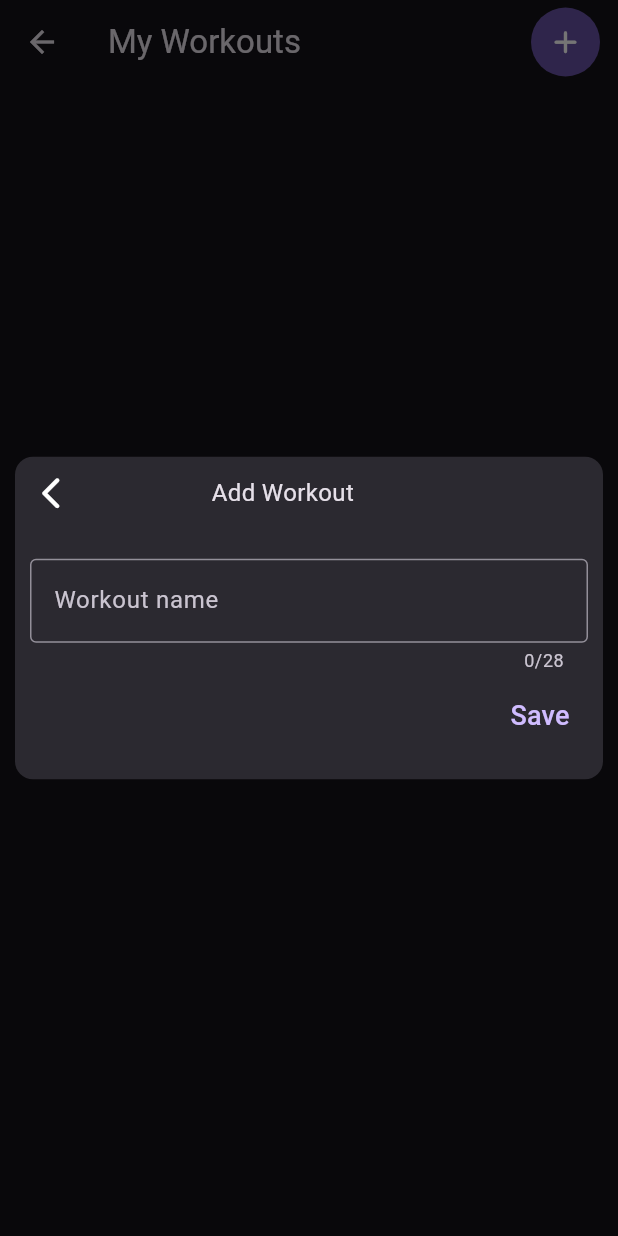
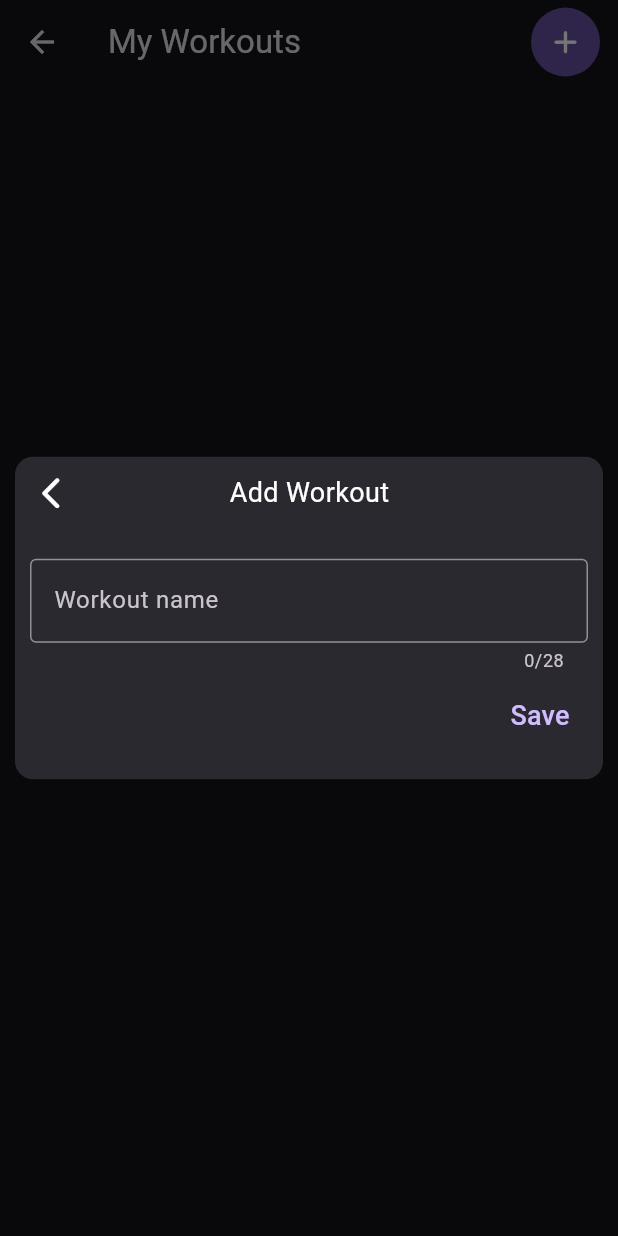
Before and after one commit to BrandonGatewood/LightWeight, a Flutter app: the Workouts screen opened directly, after a tap on the "add" icon, on a phone screen of 412 x 824 dp. Run offline on Flutter 3.47's test engine with Material 3 defaults, Android fonts, the phone set to English and light mode, and no system bars; our stand-ins replace fl_chart, sqflite; accounts and stored records are empty.

Commit message:
changed add workout dialog

```diff
--- a/lightweight_app/lib/bottom_navbar/home_page_widgets/plan_widgets/my_exercises_widget.dart
+++ b/lightweight_app/lib/bottom_navbar/home_page_widgets/plan_widgets/my_exercises_widget.dart
@@ -170,8 +170,6 @@ class _ExercisesState extends State<Exercises> {
     workout.
   */
   void addExerciseDialog() {
-    bool validated;
-
     showDialog(
       context: context,
       builder: (BuildContext context) => Dialog(
--- a/lightweight_app/lib/bottom_navbar/home_page_widgets/plan_widgets/my_workout_widget.dart
+++ b/lightweight_app/lib/bottom_navbar/home_page_widgets/plan_widgets/my_workout_widget.dart
@@ -232,10 +232,12 @@ class _WorkoutsState extends State<Workouts> {
                     icon:  icons.backArrowIcon(),
                   ),
                   const Spacer(),
+                  const Spacer(),
                   Text(
                     'Add Workout',
-                    style: Styles().dialogHeader(),
+                    style: Styles().largeDialogHeader(),
                   ),
+                  const Spacer(),
                   const Spacer(),
                   const Spacer(),
                 ],
```
